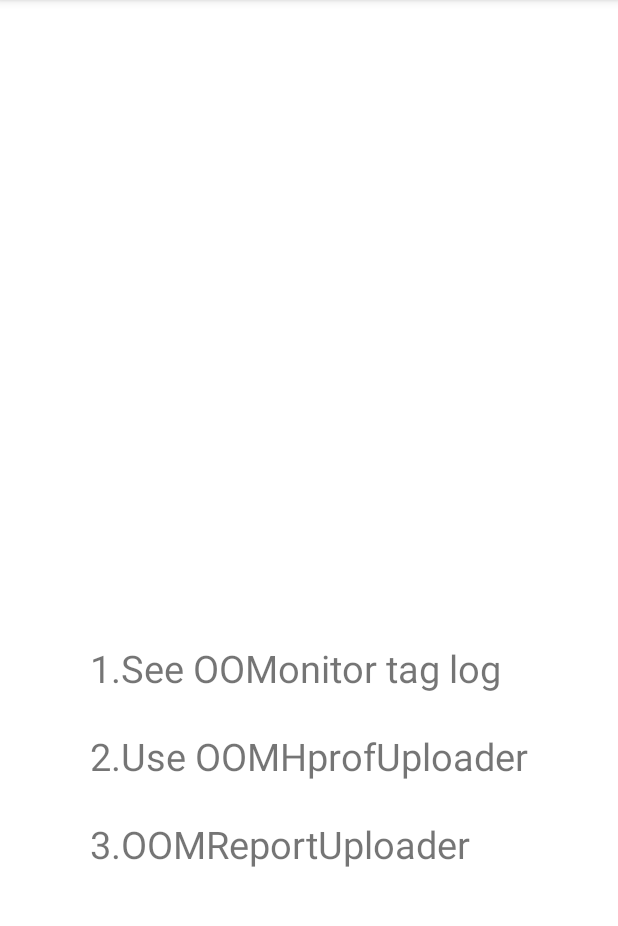
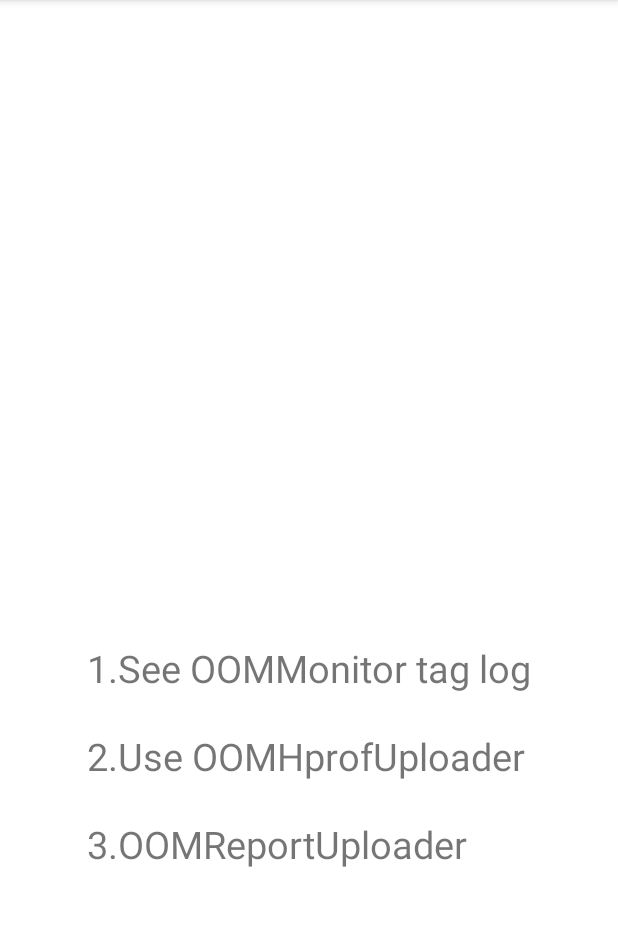
Before and after one commit to KwaiAppTeam/KOOM, an Android app: the JavaLeakTestActivity screen opened directly, with no data from a screen before it, after a tap on "TEST JAVA LEAK", on a phone screen of 412 x 824 dp, the part 84-1010 px from its top. Run offline under Robolectric (Android 15) with nearby library versions, the phone set to English and light mode, and no system bars.

Commit message:
OOMonitor to OOMMonitor
OOMonitor to OOMMonitor

```diff
--- a/koom-demo/src/main/res/values/strings.xml
+++ b/koom-demo/src/main/res/values/strings.xml
@@ -2,7 +2,7 @@
   <string name="app_name">OOM Killer</string>
   <string name="test_java_leak">Test Java Leak</string>
   <string name="start_java_leak">Start Java Leak</string>
-  <string name="java_leak_hint">1.See OOMonitor tag log\n\n2.Use OOMHprofUploader\n\n3.OOMReportUploader</string>
+  <string name="java_leak_hint">1.See OOMMonitor tag log\n\n2.Use OOMHprofUploader\n\n3.OOMReportUploader</string>
   <string name="test_hprof_dump">Test hprof strip</string>
   <string name="hprof_dump_hint">1.See the log, fetch hprof file from local data path\n\n2.Use jar of tools/koom-fill-crop.jar refill the original hprof</string>
 </resources>
```
